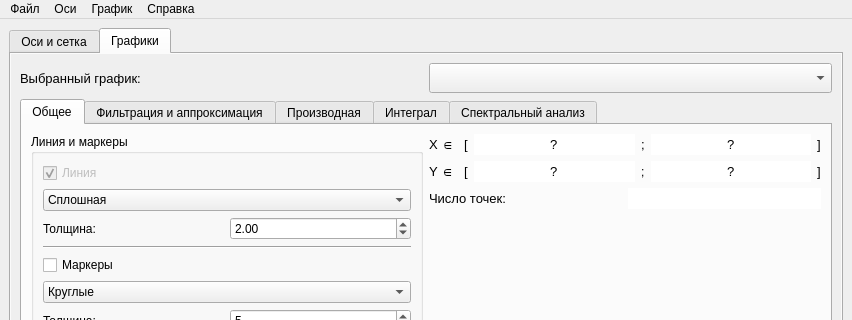
Old version of the form cornplot/forms/cornplot_gui.ui in the repository AOvsyannikov1/cornplot; both pictures show x 0 to 852 and y 0 to 320 of the 852 by 635 pixel window.
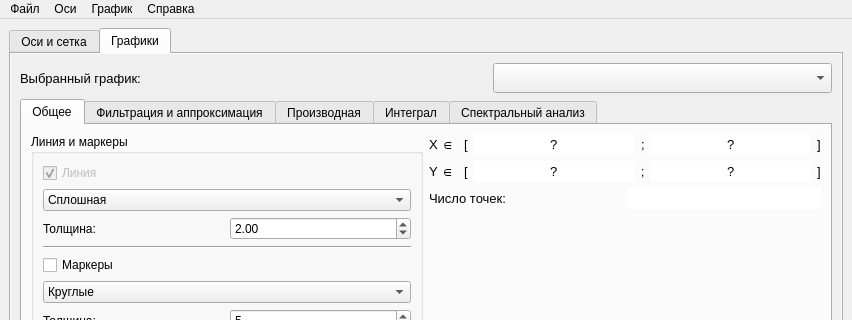
New version of the form. The open tabs and pages were chosen to show the change.

Commit message: Edit cornplot window

```diff
--- a/cornplot/forms/cornplot_gui.ui
+++ b/cornplot/forms/cornplot_gui.ui
@@ -1061,6 +1061,12 @@
            <layout class="QHBoxLayout" name="horizontalLayout_32">
             <item>
              <widget class="QLabel" name="label_36">
+              <property name="sizePolicy">
+               <sizepolicy hsizetype="Maximum" vsizetype="Preferred">
+                <horstretch>0</horstretch>
+                <verstretch>0</verstretch>
+               </sizepolicy>
+              </property>
               <property name="font">
                <font>
                 <pointsize>10</pointsize>
@@ -1071,6 +1077,25 @@
               </property>
              </widget>
             </item>
+            <item>
+             <widget class="QLabel" name="pltImage">
+              <property name="sizePolicy">
+               <sizepolicy hsizetype="Preferred" vsizetype="Preferred">
+                <horstretch>0</horstretch>
+                <verstretch>0</verstretch>
+               </sizepolicy>
+              </property>
+              <property name="minimumSize">
+               <size>
+                <width>0</width>
+                <height>0</height>
+               </size>
+              </property>
+              <property name="text">
+               <string/>
+              </property>
+             </widget>
+            </item>
             <item>
              <widget class="QComboBox" name="plotName">
               <property name="font">
@@ -1535,19 +1560,6 @@
                   </item>
                  </layout>
                 </item>
-                <item>
-                 <widget class="QLabel" name="pltImage">
-                  <property name="minimumSize">
-                   <size>
-                    <width>0</width>
-                    <height>30</height>
-                   </size>
-                  </property>
-                  <property name="text">
-                   <string/>
-                  </property>
-                 </widget>
-                </item>
                 <item>
                  <spacer name="verticalSpacer_11">
                   <property name="orientation">
```
Left out of the diff: 2 changed lines with no effect on the pictures. The commit also changes 4 other files.
